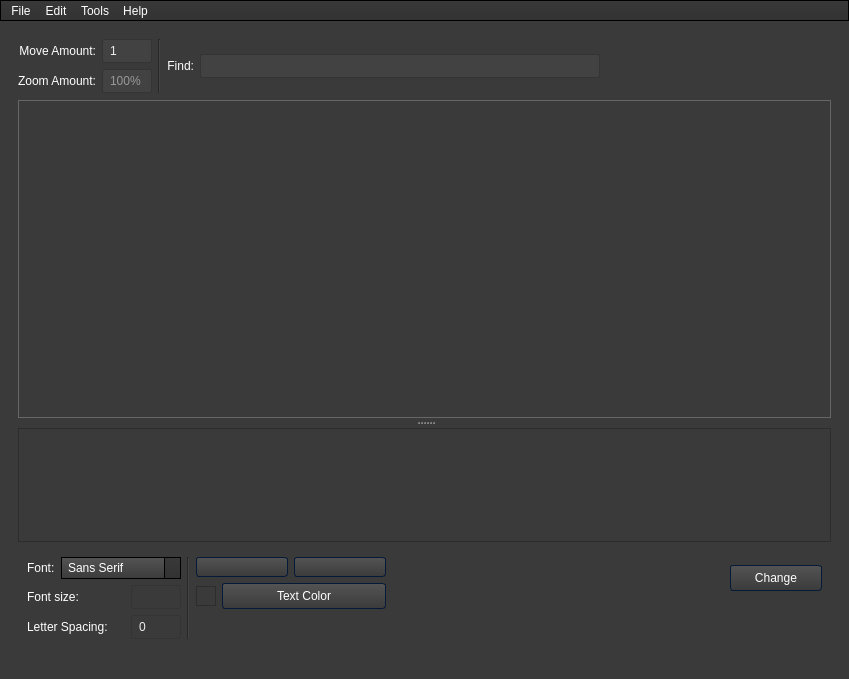
This is forms/mainwindow.ui in WTS012201/Text-Extraction-Tool as Qt 5 draws it before an edit. The edited form follows.
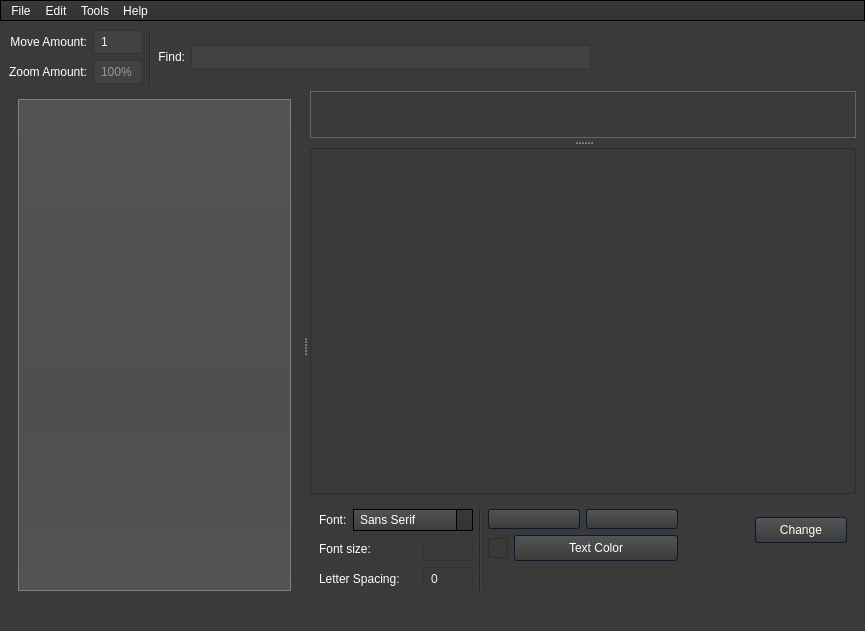
This is the edited form. Icons and pictures are not drawn.

Commit message: selection list view

What changed in the file:
```diff
--- a/forms/mainwindow.ui
+++ b/forms/mainwindow.ui
@@ -6,8 +6,8 @@
    <rect>
     <x>0</x>
     <y>0</y>
-    <width>849</width>
-    <height>679</height>
+    <width>865</width>
+    <height>631</height>
    </rect>
   </property>
   <property name="windowTitle">
@@ -983,37 +983,27 @@
    <layout class="QVBoxLayout" name="verticalLayout_7">
     <item>
      <widget class="QWidget" name="widget_3" native="true">
-      <layout class="QVBoxLayout" name="verticalLayout_20">
+      <layout class="QVBoxLayout" name="verticalLayout_9">
+       <property name="leftMargin">
+        <number>0</number>
+       </property>
+       <property name="topMargin">
+        <number>0</number>
+       </property>
+       <property name="rightMargin">
+        <number>0</number>
+       </property>
        <property name="bottomMargin">
         <number>0</number>
        </property>
        <item>
-        <layout class="QVBoxLayout" name="ImageScrollLayout">
+        <layout class="QVBoxLayout" name="ImageScrollLayout" stretch="1,8">
+         <property name="spacing">
+          <number>6</number>
+         </property>
          <item>
           <layout class="QVBoxLayout" name="Edit">
            <item>
-            <widget class="QSplitter" name="splitter">
-             <property name="sizePolicy">
-              <sizepolicy hsizetype="Preferred" vsizetype="Preferred">
-               <horstretch>0</horstretch>
-               <verstretch>0</verstretch>
-              </sizepolicy>
-             </property>
-             <property name="orientation">
-              <enum>Qt::Vertical</enum>
-             </property>
-             <property name="handleWidth">
-              <number>10</number>
-             </property>
-             <widget class="QWidget" name="Edit_2" native="true">
-              <property name="sizePolicy">
-               <sizepolicy hsizetype="Preferred" vsizetype="Minimum">
-                <horstretch>0</horstretch>
-                <verstretch>8</verstretch>
-               </sizepolicy>
-              </property>
-              <layout class="QVBoxLayout" name="verticalLayout_2">
-               <item>
                 <layout class="QHBoxLayout" name="horizontalLayout" stretch="0,0,0,3">
                  <item>
                   <layout class="QVBoxLayout" name="verticalLayout_3">
@@ -1155,6 +1145,69 @@
                  </item>
                 </layout>
                </item>
+          </layout>
+         </item>
+         <item>
+          <widget class="QSplitter" name="splitter_2">
+           <property name="orientation">
+            <enum>Qt::Horizontal</enum>
+           </property>
+           <property name="handleWidth">
+            <number>10</number>
+           </property>
+           <widget class="QWidget" name="verticalLayoutWidget">
+            <layout class="QVBoxLayout" name="verticalLayout_6">
+             <property name="spacing">
+              <number>9</number>
+             </property>
+             <property name="leftMargin">
+              <number>9</number>
+             </property>
+             <property name="topMargin">
+              <number>9</number>
+             </property>
+             <property name="rightMargin">
+              <number>9</number>
+             </property>
+             <property name="bottomMargin">
+              <number>9</number>
+             </property>
+             <item>
+              <widget class="QListWidget" name="listWidget">
+               <property name="dragDropMode">
+                <enum>QAbstractItemView::InternalMove</enum>
+               </property>
+               <property name="selectionMode">
+                <enum>QAbstractItemView::ExtendedSelection</enum>
+               </property>
+              </widget>
+             </item>
+            </layout>
+           </widget>
+           <widget class="QWidget" name="verticalLayoutWidget_2">
+            <layout class="QVBoxLayout" name="verticalLayout_8">
+             <item>
+              <widget class="QSplitter" name="splitter">
+               <property name="sizePolicy">
+                <sizepolicy hsizetype="Preferred" vsizetype="Preferred">
+                 <horstretch>0</horstretch>
+                 <verstretch>0</verstretch>
+                </sizepolicy>
+               </property>
+               <property name="orientation">
+                <enum>Qt::Vertical</enum>
+               </property>
+               <property name="handleWidth">
+                <number>10</number>
+               </property>
+               <widget class="QWidget" name="Edit_2" native="true">
+                <property name="sizePolicy">
+                 <sizepolicy hsizetype="Preferred" vsizetype="Minimum">
+                  <horstretch>0</horstretch>
+                  <verstretch>8</verstretch>
+                 </sizepolicy>
+                </property>
+                <layout class="QVBoxLayout" name="verticalLayout_2">
                <item>
                 <widget class="QTabWidget" name="tab">
                  <property name="styleSheet">
@@ -1576,6 +1629,8 @@
             </widget>
            </item>
           </layout>
+           </widget>
+          </widget>
          </item>
         </layout>
        </item>
@@ -1589,7 +1644,7 @@
     <rect>
      <x>0</x>
      <y>0</y>
-     <width>849</width>
+     <width>865</width>
      <height>24</height>
     </rect>
    </property>
```
Lines whose indentation alone changed are shown as unchanged. The commit also changes 5 other files.
